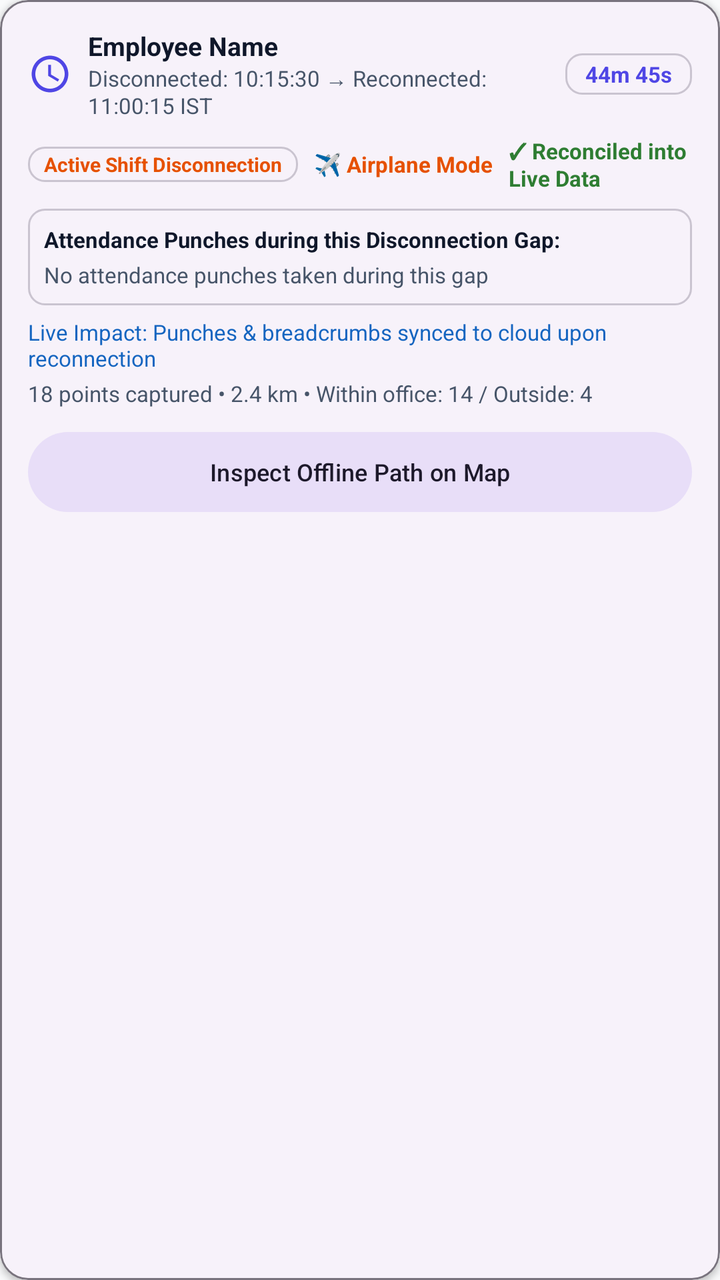
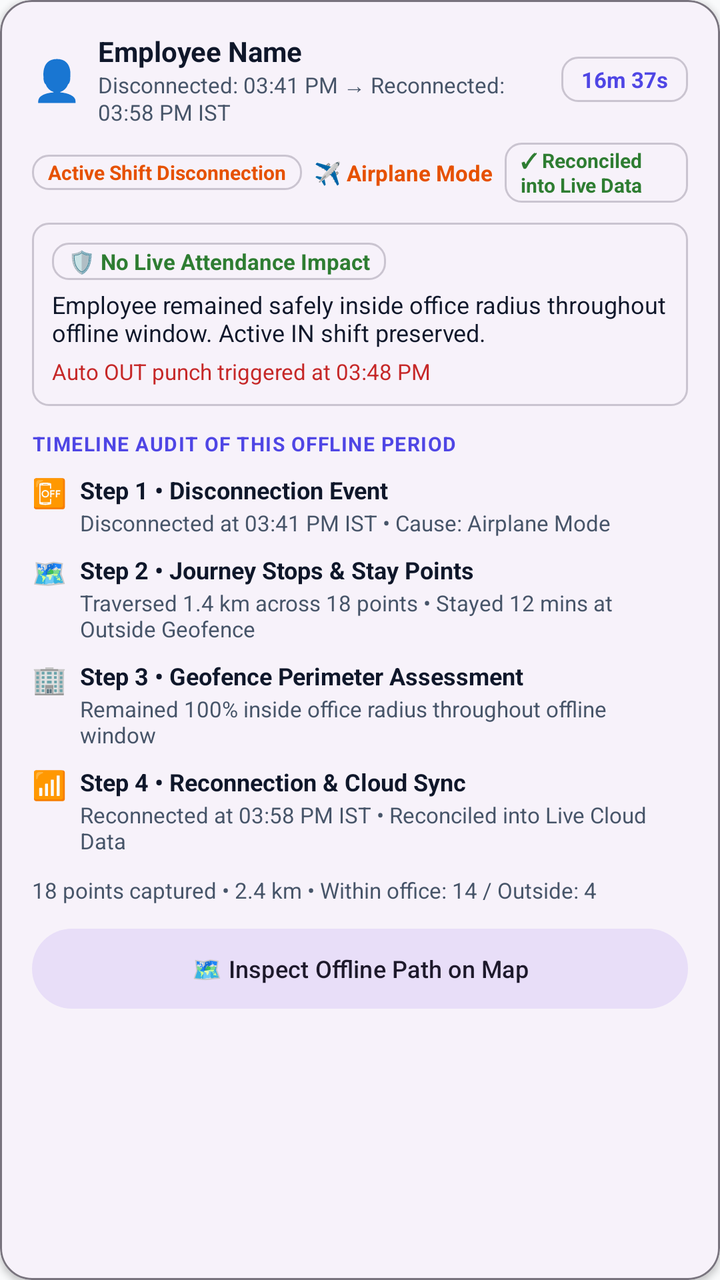

An Android layout rendered at two revisions. The XML below is the earlier revision; the diff shows what the commit changed to produce the second picture.
<!-- AndroidManifest.xml: application theme Theme.Biometric -->
<!-- res/layout/item_offline_period.xml -->
<?xml version="1.0" encoding="utf-8"?>
<com.google.android.material.card.MaterialCardView xmlns:android="http://schemas.android.com/apk/res/android"
    xmlns:app="http://schemas.android.com/apk/res-auto"
    android:layout_width="match_parent"
    android:layout_height="wrap_content"
    android:layout_marginBottom="10dp"
    app:cardCornerRadius="14dp"
    app:cardElevation="2dp"
    app:strokeWidth="1dp"
    app:strokeColor="?attr/colorOutline">

    <LinearLayout
        android:layout_width="match_parent"
        android:layout_height="wrap_content"
        android:orientation="vertical"
        android:padding="14dp">

        
        <LinearLayout
            android:layout_width="match_parent"
            android:layout_height="wrap_content"
            android:orientation="horizontal"
            android:gravity="center_vertical">

            <ImageView
                android:id="@+id/ivPeriodIcon"
                android:layout_width="22dp"
                android:layout_height="22dp"
                android:src="@drawable/ic_clock"
                app:tint="?attr/colorPrimary" />

            <LinearLayout
                android:layout_width="0dp"
                android:layout_height="wrap_content"
                android:layout_weight="1"
                android:layout_marginStart="8dp"
                android:orientation="vertical">

                <TextView
                    android:id="@+id/tvPeriodTitle"
                    android:layout_width="match_parent"
                    android:layout_height="wrap_content"
                    android:textStyle="bold"
                    android:textSize="13sp"
                    android:textColor="?attr/colorOnSurface"
                    android:text="Employee Name" />

                <TextView
                    android:id="@+id/tvPeriodWindow"
                    android:layout_width="match_parent"
                    android:layout_height="wrap_content"
                    android:textSize="11sp"
                    android:textColor="?attr/colorOnSurfaceVariant"
                    android:text="Disconnected: 10:15:30 → Reconnected: 11:00:15 IST" />
            </LinearLayout>

            <TextView
                android:id="@+id/tvPeriodDuration"
                android:layout_width="wrap_content"
                android:layout_height="wrap_content"
                android:paddingStart="10dp"
                android:paddingEnd="10dp"
                android:paddingTop="3dp"
                android:paddingBottom="3dp"
                android:background="@drawable/bg_rounded_card_outline"
                android:textStyle="bold"
                android:textSize="11sp"
                android:textColor="?attr/colorPrimary"
                android:text="44m 45s" />
        </LinearLayout>

        
        <LinearLayout
            android:layout_width="match_parent"
            android:layout_height="wrap_content"
            android:layout_marginTop="8dp"
            android:orientation="horizontal"
            android:gravity="center_vertical">

            <TextView
                android:id="@+id/tvPeriodShiftTag"
                android:layout_width="wrap_content"
                android:layout_height="wrap_content"
                android:textSize="10sp"
                android:textStyle="bold"
                android:paddingStart="8dp"
                android:paddingEnd="8dp"
                android:paddingTop="2dp"
                android:paddingBottom="2dp"
                android:background="@drawable/bg_rounded_card_outline"
                android:textColor="#E65100"
                android:text="Active Shift Disconnection" />

            <Space
                android:layout_width="8dp"
                android:layout_height="1dp" />

            <TextView
                android:id="@+id/tvPeriodReason"
                android:layout_width="wrap_content"
                android:layout_height="wrap_content"
                android:textSize="11sp"
                android:textStyle="bold"
                android:textColor="#E65100"
                android:text="✈️ Airplane Mode" />

            <Space
                android:layout_width="8dp"
                android:layout_height="1dp" />

            <TextView
                android:id="@+id/tvPeriodSyncStatus"
                android:layout_width="wrap_content"
                android:layout_height="wrap_content"
                android:textSize="11sp"
                android:textStyle="bold"
                android:textColor="#2E7D32"
                android:text="✓ Reconciled into Live Data" />
        </LinearLayout>

        
        <LinearLayout
            android:id="@+id/llOfflinePunchesContainer"
            android:layout_width="match_parent"
            android:layout_height="wrap_content"
            android:layout_marginTop="8dp"
            android:orientation="vertical"
            android:background="@drawable/bg_rounded_card_outline"
            android:padding="8dp">

            <TextView
                android:layout_width="match_parent"
                android:layout_height="wrap_content"
                android:text="Attendance Punches during this Disconnection Gap:"
                android:textSize="11sp"
                android:textStyle="bold"
                android:textColor="?attr/colorOnSurface" />

            <TextView
                android:id="@+id/tvPeriodPunches"
                android:layout_width="match_parent"
                android:layout_height="wrap_content"
                android:layout_marginTop="3dp"
                android:textSize="11sp"
                android:textColor="?attr/colorOnSurfaceVariant"
                android:text="No attendance punches taken during this gap" />
        </LinearLayout>

        
        <TextView
            android:id="@+id/tvPeriodLiveImpact"
            android:layout_width="match_parent"
            android:layout_height="wrap_content"
            android:layout_marginTop="6dp"
            android:textSize="11sp"
            android:textColor="#1565C0"
            android:text="Live Impact: Punches &amp; breadcrumbs synced to cloud upon reconnection" />

        
        <TextView
            android:id="@+id/tvPeriodStats"
            android:layout_width="match_parent"
            android:layout_height="wrap_content"
            android:layout_marginTop="3dp"
            android:textSize="11sp"
            android:textColor="?attr/colorOnSurfaceVariant"
            android:text="18 points captured • 2.4 km • Within office: 14 / Outside: 4" />

        <com.google.android.material.button.MaterialButton
            android:id="@+id/btnViewPeriodRoute"
            style="@style/Widget.Material3.Button.TonalButton"
            android:layout_width="match_parent"
            android:layout_height="wrap_content"
            android:layout_marginTop="8dp"
            android:textSize="12sp"
            android:text="Inspect Offline Path on Map" />
    </LinearLayout>
</com.google.android.material.card.MaterialCardView>
<!-- resources referenced by this layout -->
<resources>
  <!-- drawable bg_rounded_card_outline (drawable) -->
  <?xml version="1.0" encoding="utf-8"?>
  <shape xmlns:android="http://schemas.android.com/apk/res/android"
      android:shape="rectangle">
      <corners android:radius="8dp" />
      <stroke
          android:width="1dp"
          android:color="?attr/colorOutlineVariant" />
  </shape>
  <!-- drawable ic_clock (drawable) -->
  <vector xmlns:android="http://schemas.android.com/apk/res/android"
      android:width="24dp"
      android:height="24dp"
      android:viewportWidth="24"
      android:viewportHeight="24"
      android:tint="?attr/colorControlNormal">
      <path
          android:fillColor="@android:color/white"
          android:pathData="M11.99,2C6.47,2 2,6.48 2,12s4.47,10 9.99,10C17.52,22 22,17.52 22,12S17.52,2 11.99,2zM12,20c-4.42,0 -8,-3.58 -8,-8s3.58,-8 8,-8 8,3.58 8,8 -3.58,8 -8,8zM12.5,7H11v6l5.25,3.15 0.75,-1.23 -4.5,-2.67z"/>
  </vector>
  <style name="Theme.Biometric" parent="Theme.Material3.DayNight.NoActionBar">
          
          <item name="colorPrimary">@color/colorPrimary</item>
          <item name="colorPrimaryDark">@color/colorPrimaryDark</item>
          <item name="colorPrimaryVariant">@color/colorPrimaryDark</item>
          <item name="colorOnPrimary">@android:color/white</item>
          
          
          <item name="colorSecondary">@color/colorAccent</item>
          <item name="colorOnSecondary">@android:color/white</item>
  
          
          <item name="android:colorBackground">@color/window_background</item>
          <item name="android:windowBackground">@color/window_background</item>
          <item name="android:windowDisablePreview">false</item>
          <item name="colorSurface">@color/window_background</item>
          <item name="colorOnSurface">@color/text_primary</item>
          <item name="colorSurfaceVariant">@color/colorSurfaceVariant</item>
          <item name="colorOnSurfaceVariant">@color/text_secondary</item>
          <item name="colorError">@color/red</item>
          <item name="colorOnError">@android:color/white</item>
          <item name="colorOutline">@color/outline</item>
          <item name="colorOutlineVariant">@color/outline_variant</item>
  
          
          <item name="android:statusBarColor">?attr/colorSurface</item>
          <item name="android:windowLightStatusBar">true</item>
          <item name="android:navigationBarColor">?attr/colorSurface</item>
          <item name="android:windowLightNavigationBar" tools:targetApi="27">true</item>
          <item name="android:windowLayoutInDisplayCutoutMode" tools:targetApi="28">shortEdges</item>
  
          
          <item name="android:windowActivityTransitions">true</item>
          <item name="android:windowEnterTransition">@android:transition/fade</item>
          <item name="android:windowExitTransition">@android:transition/fade</item>
  
          
          <item name="toolbarStyle">@style/Widget.App.Toolbar</item>
          <item name="materialCardViewStyle">@style/Widget.App.CardView</item>
      </style>
  <color name="colorPrimary">#4F46E5</color>
  <color name="colorPrimaryDark">#4338CA</color>
  <color name="colorAccent">#F43F5E</color>
  <color name="window_background">#F9FAFB</color>
  <color name="text_primary">#0F172A</color>
  <color name="colorSurfaceVariant">#F3F4F6</color>
  <color name="text_secondary">#475569</color>
  <color name="red">#EF4444</color>
  <color name="outline">#79747E</color>
  <color name="outline_variant">#CAC4D0</color>
  <style name="Widget.App.Toolbar" parent="Widget.Material3.Toolbar.OnSurface">
          <item name="titleTextAppearance">@style/TextAppearance.App.ToolbarTitle</item>
      </style>
  <style name="Widget.App.CardView" parent="Widget.Material3.CardView.Elevated">
          <item name="cardCornerRadius">16dp</item>
          <item name="cardElevation">4dp</item>
      </style>
  <style name="TextAppearance.App.ToolbarTitle" parent="TextAppearance.Material3.TitleLarge">
          <item name="android:textStyle">bold</item>
      </style>
</resources>

<!-- the commit's change to res/layout/item_offline_period.xml (unified diff, before → after) -->
@@ -3,8 +3,8 @@
     xmlns:app="http://schemas.android.com/apk/res-auto"
     android:layout_width="match_parent"
     android:layout_height="wrap_content"
-    android:layout_marginBottom="10dp"
-    app:cardCornerRadius="14dp"
+    android:layout_marginBottom="12dp"
+    app:cardCornerRadius="16dp"
     app:cardElevation="2dp"
     app:strokeWidth="1dp"
     app:strokeColor="?attr/colorOutline">
@@ -13,7 +13,7 @@
         android:layout_width="match_parent"
         android:layout_height="wrap_content"
         android:orientation="vertical"
-        android:padding="14dp">
+        android:padding="16dp">
 
         
         <LinearLayout
@@ -22,18 +22,17 @@
             android:orientation="horizontal"
             android:gravity="center_vertical">
 
-            <ImageView
-                android:id="@+id/ivPeriodIcon"
-                android:layout_width="22dp"
-                android:layout_height="22dp"
-                android:src="@drawable/ic_clock"
-                app:tint="?attr/colorPrimary" />
+            <TextView
+                android:layout_width="wrap_content"
+                android:layout_height="wrap_content"
+                android:textSize="20sp"
+                android:text="👤"
+                android:layout_marginEnd="8dp" />
 
             <LinearLayout
                 android:layout_width="0dp"
                 android:layout_height="wrap_content"
                 android:layout_weight="1"
-                android:layout_marginStart="8dp"
                 android:orientation="vertical">
 
                 <TextView
@@ -41,7 +40,7 @@
                     android:layout_width="match_parent"
                     android:layout_height="wrap_content"
                     android:textStyle="bold"
-                    android:textSize="13sp"
+                    android:textSize="14sp"
                     android:textColor="?attr/colorOnSurface"
                     android:text="Employee Name" />
 
@@ -51,7 +50,7 @@
                     android:layout_height="wrap_content"
                     android:textSize="11sp"
                     android:textColor="?attr/colorOnSurfaceVariant"
-                    android:text="Disconnected: 10:15:30 → Reconnected: 11:00:15 IST" />
+                    android:text="Disconnected: 03:41 PM → Reconnected: 03:58 PM IST" />
             </LinearLayout>
 
             <TextView
@@ -60,13 +59,13 @@
                 android:layout_height="wrap_content"
                 android:paddingStart="10dp"
                 android:paddingEnd="10dp"
-                android:paddingTop="3dp"
-                android:paddingBottom="3dp"
+                android:paddingTop="4dp"
+                android:paddingBottom="4dp"
                 android:background="@drawable/bg_rounded_card_outline"
                 android:textStyle="bold"
                 android:textSize="11sp"
                 android:textColor="?attr/colorPrimary"
-                android:text="44m 45s" />
+                android:text="16m 37s" />
         </LinearLayout>
 
         
@@ -92,7 +91,7 @@
                 android:text="Active Shift Disconnection" />
 
             <Space
-                android:layout_width="8dp"
+                android:layout_width="6dp"
                 android:layout_height="1dp" />
 
             <TextView
@@ -105,67 +104,258 @@
                 android:text="✈️ Airplane Mode" />
 
             <Space
-                android:layout_width="8dp"
+                android:layout_width="6dp"
                 android:layout_height="1dp" />
 
             <TextView
                 android:id="@+id/tvPeriodSyncStatus"
                 android:layout_width="wrap_content"
                 android:layout_height="wrap_content"
-                android:textSize="11sp"
-                android:textStyle="bold"
+                android:textSize="10sp"
+                android:textStyle="bold"
+                android:paddingStart="8dp"
+                android:paddingEnd="8dp"
+                android:paddingTop="2dp"
+                android:paddingBottom="2dp"
+                android:background="@drawable/bg_rounded_card_outline"
                 android:textColor="#2E7D32"
                 android:text="✓ Reconciled into Live Data" />
         </LinearLayout>
 
         
         <LinearLayout
-            android:id="@+id/llOfflinePunchesContainer"
-            android:layout_width="match_parent"
-            android:layout_height="wrap_content"
-            android:layout_marginTop="8dp"
+            android:id="@+id/llPeriodLiveImpactBox"
+            android:layout_width="match_parent"
+            android:layout_height="wrap_content"
+            android:layout_marginTop="10dp"
             android:orientation="vertical"
             android:background="@drawable/bg_rounded_card_outline"
-            android:padding="8dp">
-
-            <TextView
-                android:layout_width="match_parent"
-                android:layout_height="wrap_content"
-                android:text="Attendance Punches during this Disconnection Gap:"
-                android:textSize="11sp"
-                android:textStyle="bold"
-                android:textColor="?attr/colorOnSurface" />
-
-            <TextView
-                android:id="@+id/tvPeriodPunches"
-                android:layout_width="match_parent"
-                android:layout_height="wrap_content"
-                android:layout_marginTop="3dp"
-                android:textSize="11sp"
-                android:textColor="?attr/colorOnSurfaceVariant"
-                android:text="No attendance punches taken during this gap" />
+            android:padding="10dp">
+
+            <LinearLayout
+                android:layout_width="match_parent"
+                android:layout_height="wrap_content"
+                android:orientation="horizontal"
+                android:gravity="center_vertical">
+
+                <TextView
+                    android:id="@+id/tvPeriodLiveImpactBadge"
+                    android:layout_width="wrap_content"
+                    android:layout_height="wrap_content"
+                    android:textSize="11sp"
+                    android:textStyle="bold"
+                    android:paddingStart="8dp"
+                    android:paddingEnd="8dp"
+                    android:paddingTop="2dp"
+                    android:paddingBottom="2dp"
+                    android:background="@drawable/bg_rounded_card_outline"
+                    android:textColor="#2E7D32"
+                    android:text="🛡️ No Live Attendance Impact" />
+            </LinearLayout>
+
+            <TextView
+                android:id="@+id/tvPeriodLiveImpact"
+                android:layout_width="match_parent"
+                android:layout_height="wrap_content"
+                android:layout_marginTop="4dp"
+                android:textSize="12sp"
+                android:textColor="?attr/colorOnSurface"
+                android:text="Employee remained safely inside office radius throughout offline window. Active IN shift preserved." />
+
+            
+            <LinearLayout
+                android:id="@+id/llOfflinePunchesContainer"
+                android:layout_width="match_parent"
+                android:layout_height="wrap_content"
+                android:layout_marginTop="4dp"
+                android:orientation="vertical">
+
+                <TextView
+                    android:id="@+id/tvPeriodPunches"
+                    android:layout_width="match_parent"
+                    android:layout_height="wrap_content"
+                    android:textSize="11sp"
+                    android:textColor="#C62828"
+                    android:text="Auto OUT punch triggered at 03:48 PM" />
+            </LinearLayout>
         </LinearLayout>
 
         
-        <TextView
-            android:id="@+id/tvPeriodLiveImpact"
-            android:layout_width="match_parent"
-            android:layout_height="wrap_content"
-            android:layout_marginTop="6dp"
-            android:textSize="11sp"
-            android:textColor="#1565C0"
-            android:text="Live Impact: Punches &amp; breadcrumbs synced to cloud upon reconnection" />
+        <LinearLayout
+            android:layout_width="match_parent"
+            android:layout_height="wrap_content"
+            android:layout_marginTop="12dp"
+            android:orientation="vertical">
+
+            <TextView
+                android:layout_width="match_parent"
+                android:layout_height="wrap_content"
+                android:text="TIMELINE AUDIT OF THIS OFFLINE PERIOD"
+                android:textSize="10sp"
+                android:textStyle="bold"
+                android:letterSpacing="0.05"
+                android:textColor="?attr/colorPrimary" />
+
+            
+            <LinearLayout
+                android:layout_width="match_parent"
+                android:layout_height="wrap_content"
+                android:layout_marginTop="8dp"
+                android:orientation="horizontal">
+
+                <TextView
+                    android:layout_width="24dp"
+                    android:layout_height="wrap_content"
+                    android:textSize="14sp"
+                    android:text="📴" />
+
+                <LinearLayout
+                    android:layout_width="match_parent"
+                    android:layout_height="wrap_content"
+                    android:orientation="vertical">
+
+                    <TextView
+                        android:layout_width="match_parent"
+                        android:layout_height="wrap_content"
+                        android:textStyle="bold"
+                        android:textSize="12sp"
+                        android:textColor="?attr/colorOnSurface"
+                        android:text="Step 1 • Disconnection Event" />
+
+                    <TextView
+                        android:id="@+id/tvStep1Detail"
+                        android:layout_width="match_parent"
+                        android:layout_height="wrap_content"
+                        android:layout_marginTop="1dp"
+                        android:textSize="11sp"
+                        android:textColor="?attr/colorOnSurfaceVariant"
+                        android:text="Disconnected at 03:41 PM IST • Cause: Airplane Mode" />
+                </LinearLayout>
+            </LinearLayout>
+
+            
+            <LinearLayout
+                android:layout_width="match_parent"
+                android:layout_height="wrap_content"
+                android:layout_marginTop="8dp"
+                android:orientation="horizontal">
+
+                <TextView
+                    android:layout_width="24dp"
+                    android:layout_height="wrap_content"
+                    android:textSize="14sp"
+                    android:text="🗺️" />
+
+                <LinearLayout
+                    android:layout_width="match_parent"
+                    android:layout_height="wrap_content"
+                    android:orientation="vertical">
+
+                    <TextView
+                        android:layout_width="match_parent"
+                        android:layout_height="wrap_content"
+                        android:textStyle="bold"
+                        android:textSize="12sp"
+                        android:textColor="?attr/colorOnSurface"
+                        android:text="Step 2 • Journey Stops &amp; Stay Points" />
+
+                    <TextView
+                        android:id="@+id/tvStep2Detail"
+                        android:layout_width="match_parent"
+                        android:layout_height="wrap_content"
+                        android:layout_marginTop="1dp"
+                        android:textSize="11sp"
+                        android:textColor="?attr/colorOnSurfaceVariant"
+                        android:text="Traversed 1.4 km across 18 points • Stayed 12 mins at Outside Geofence" />
+                </LinearLayout>
+            </LinearLayout>
+
+            
+            <LinearLayout
+                android:layout_width="match_parent"
+                android:layout_height="wrap_content"
+                android:layout_marginTop="8dp"
+                android:orientation="horizontal">
+
+                <TextView
+                    android:layout_width="24dp"
+                    android:layout_height="wrap_content"
+                    android:textSize="14sp"
+                    android:text="🏢" />
+
+                <LinearLayout
+                    android:layout_width="match_parent"
+                    android:layout_height="wrap_content"
+                    android:orientation="vertical">
+
+                    <TextView
+                        android:layout_width="match_parent"
+                        android:layout_height="wrap_content"
+                        android:textStyle="bold"
+                        android:textSize="12sp"
+                        android:textColor="?attr/colorOnSurface"
+                        android:text="Step 3 • Geofence Perimeter Assessment" />
+
+                    <TextView
+                        android:id="@+id/tvStep3Detail"
+                        android:layout_width="match_parent"
+                        android:layout_height="wrap_content"
+                        android:layout_marginTop="1dp"
+                        android:textSize="11sp"
+                        android:textColor="?attr/colorOnSurfaceVariant"
+                        android:text="Remained 100% inside office radius throughout offline window" />
+                </LinearLayout>
+            </LinearLayout>
+
+            
+            <LinearLayout
+                android:layout_width="match_parent"
+                android:layout_height="wrap_content"
+                android:layout_marginTop="8dp"
+                android:orientation="horizontal">
+
+                <TextView
+                    android:layout_width="24dp"
+                    android:layout_height="wrap_content"
+                    android:textSize="14sp"
+                    android:text="📶" />
+
+                <LinearLayout
+                    android:layout_width="match_parent"
+                    android:layout_height="wrap_content"
+                    android:orientation="vertical">
+
+                    <TextView
+                        android:layout_width="match_parent"
+                        android:layout_height="wrap_content"
+                        android:textStyle="bold"
+                        android:textSize="12sp"
+                        android:textColor="?attr/colorOnSurface"
+                        android:text="Step 4 • Reconnection &amp; Cloud Sync" />
+
+                    <TextView
+                        android:id="@+id/tvStep4Detail"
+                        android:layout_width="match_parent"
+                        android:layout_height="wrap_content"
+                        android:layout_marginTop="1dp"
+                        android:textSize="11sp"
+                        android:textColor="?attr/colorOnSurfaceVariant"
+                        android:text="Reconnected at 03:58 PM IST • Reconciled into Live Cloud Data" />
+                </LinearLayout>
+            </LinearLayout>
+        </LinearLayout>
 
         
         <TextView
             android:id="@+id/tvPeriodStats"
             android:layout_width="match_parent"
             android:layout_height="wrap_content"
-            android:layout_marginTop="3dp"
+            android:layout_marginTop="10dp"
             android:textSize="11sp"
             android:textColor="?attr/colorOnSurfaceVariant"
             android:text="18 points captured • 2.4 km • Within office: 14 / Outside: 4" />
 
+        
         <com.google.android.material.button.MaterialButton
             android:id="@+id/btnViewPeriodRoute"
             style="@style/Widget.Material3.Button.TonalButton"
@@ -173,6 +363,6 @@
             android:layout_height="wrap_content"
             android:layout_marginTop="8dp"
             android:textSize="12sp"
-            android:text="Inspect Offline Path on Map" />
+            android:text="🗺️ Inspect Offline Path on Map" />
     </LinearLayout>
 </com.google.android.material.card.MaterialCardView>
<!-- resource entries referenced after the edit -->
@@ -9,17 +9,6 @@
           android:width="1dp"
           android:color="?attr/colorOutlineVariant" />
   </shape>
-  <!-- drawable ic_clock (drawable) -->
-  <vector xmlns:android="http://schemas.android.com/apk/res/android"
-      android:width="24dp"
-      android:height="24dp"
-      android:viewportWidth="24"
-      android:viewportHeight="24"
-      android:tint="?attr/colorControlNormal">
-      <path
-          android:fillColor="@android:color/white"
-          android:pathData="M11.99,2C6.47,2 2,6.48 2,12s4.47,10 9.99,10C17.52,22 22,17.52 22,12S17.52,2 11.99,2zM12,20c-4.42,0 -8,-3.58 -8,-8s3.58,-8 8,-8 8,3.58 8,8 -3.58,8 -8,8zM12.5,7H11v6l5.25,3.15 0.75,-1.23 -4.5,-2.67z"/>
-  </vector>
   <style name="Theme.Biometric" parent="Theme.Material3.DayNight.NoActionBar">
           
           <item name="colorPrimary">@color/colorPrimary</item>
